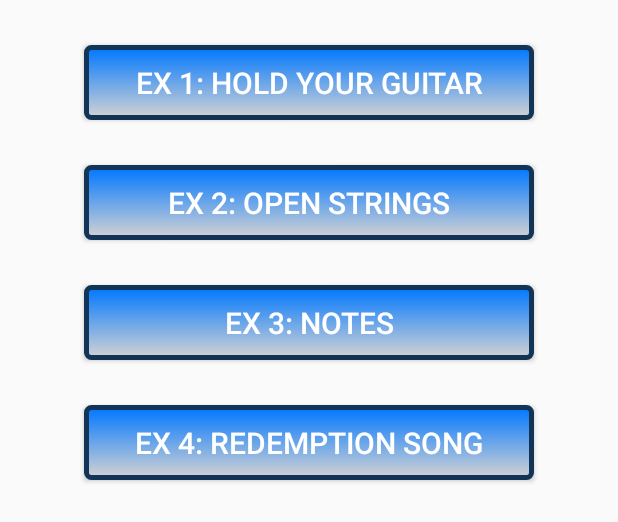
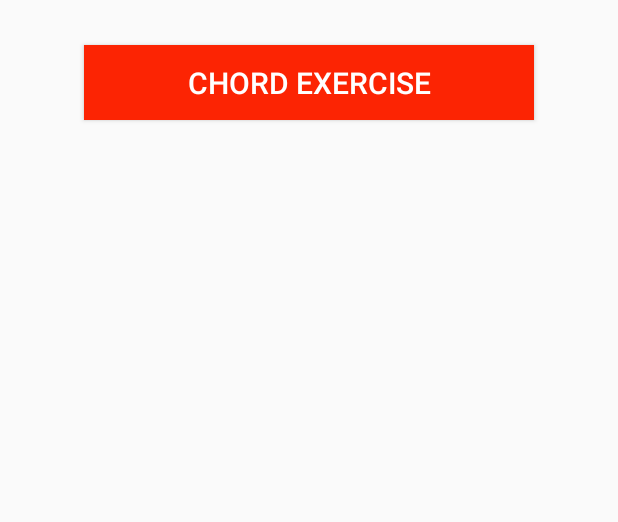
Before and after one commit to FRETX/FretXAppAndroid, an Android app: the layout learn_fragment_buttons.xml on its own in the app's theme, with its tools: preview values and no code run, on a phone screen of 412 x 824 dp. Shown: the top 522 px of the screen. Run offline under Robolectric (Android 15) with nearby library versions, the phone set to English and light mode, and no system bars.

Commit message:
added back button functionality for Learn fragments + learn cleanup in progress

```diff
--- a/app/src/main/res/layout/learn_fragment_buttons.xml
+++ b/app/src/main/res/layout/learn_fragment_buttons.xml
@@ -4,15 +4,15 @@
     xmlns:tools="http://schemas.android.com/tools"
     android:layout_width="match_parent"
     android:layout_height="match_parent"
-    tools:context="com.adnet.tapvstap.MainActivity"
+    tools:context="fretx.version4.activities.MainActivity"
     android:orientation="vertical">
 
 
     <Button
         android:layout_width="300dp"
         android:layout_height="50dp"
-        android:background="@drawable/start_button"
-        android:text="Ex 1: Hold Your Guitar"
+        android:background="@color/red_dark"
+        android:text="Chord Exercise"
         android:id="@+id/btExerciseOne"
         android:textColor="#ffffff"
         android:layout_centerVertical="true"
@@ -21,43 +21,43 @@
         android:layout_gravity="center_horizontal|bottom"
         android:layout_marginTop="30dp" />
 
-    <Button
-        android:layout_width="300dp"
-        android:layout_height="50dp"
-        android:background="@drawable/start_button"
-        android:text="Ex 2: Open Strings"
-        android:id="@+id/btExerciseTwo"
-        android:textColor="#ffffff"
-        android:layout_centerVertical="true"
-        android:layout_alignLeft="@+id/button"
-        android:layout_alignStart="@+id/button"
-        android:layout_gravity="center_horizontal|top"
-        android:layout_marginTop="30dp" />
+    <!--<Button-->
+        <!--android:layout_width="300dp"-->
+        <!--android:layout_height="50dp"-->
+        <!--android:background="@drawable/start_button"-->
+        <!--android:text="Ex 2: Open Strings"-->
+        <!--android:id="@+id/btExerciseTwo"-->
+        <!--android:textColor="#ffffff"-->
+        <!--android:layout_centerVertical="true"-->
+        <!--android:layout_alignLeft="@+id/button"-->
+        <!--android:layout_alignStart="@+id/button"-->
+        <!--android:layout_gravity="center_horizontal|top"-->
+        <!--android:layout_marginTop="30dp" />-->
 
-    <Button
-        android:layout_width="300dp"
-        android:layout_height="50dp"
-        android:background="@drawable/start_button"
-        android:text="Ex 3: Notes"
-        android:id="@+id/btExerciseThree"
-        android:textColor="#ffffff"
-        android:layout_centerVertical="true"
-        android:layout_alignLeft="@+id/button"
-        android:layout_alignStart="@+id/button"
-        android:layout_gravity="center_horizontal|top"
-        android:layout_marginTop="30dp" />
+    <!--<Button-->
+        <!--android:layout_width="300dp"-->
+        <!--android:layout_height="50dp"-->
+        <!--android:background="@drawable/start_button"-->
+        <!--android:text="Ex 3: Notes"-->
+        <!--android:id="@+id/btExerciseThree"-->
+        <!--android:textColor="#ffffff"-->
+        <!--android:layout_centerVertical="true"-->
+        <!--android:layout_alignLeft="@+id/button"-->
+        <!--android:layout_alignStart="@+id/button"-->
+        <!--android:layout_gravity="center_horizontal|top"-->
+        <!--android:layout_marginTop="30dp" />-->
 
-    <Button
-        android:layout_width="300dp"
-        android:layout_height="50dp"
-        android:background="@drawable/start_button"
-        android:text="Ex 4: Redemption Song"
-        android:id="@+id/btExerciseFour"
-        android:textColor="#ffffff"
-        android:layout_centerVertical="true"
-        android:layout_alignLeft="@+id/button"
-        android:layout_alignStart="@+id/button"
-        android:layout_gravity="center_horizontal"
-        android:layout_marginTop="30dp" />
+    <!--<Button-->
+        <!--android:layout_width="300dp"-->
+        <!--android:layout_height="50dp"-->
+        <!--android:background="@drawable/start_button"-->
+        <!--android:text="Ex 4: Redemption Song"-->
+        <!--android:id="@+id/btExerciseFour"-->
+        <!--android:textColor="#ffffff"-->
+        <!--android:layout_centerVertical="true"-->
+        <!--android:layout_alignLeft="@+id/button"-->
+        <!--android:layout_alignStart="@+id/button"-->
+        <!--android:layout_gravity="center_horizontal"-->
+        <!--android:layout_marginTop="30dp" />-->
 
 </LinearLayout>
```
Also changed, not shown: app/src/main/java/fretx/version4/activities/MainActivity.java (+20 -11 lines), app/src/main/java/fretx/version4/paging/learn/LearnFragment.java (+9 -10 lines), app/src/main/java/fretx/version4/paging/learn/LearnFragmentButton.java (+38 -37 lines).
